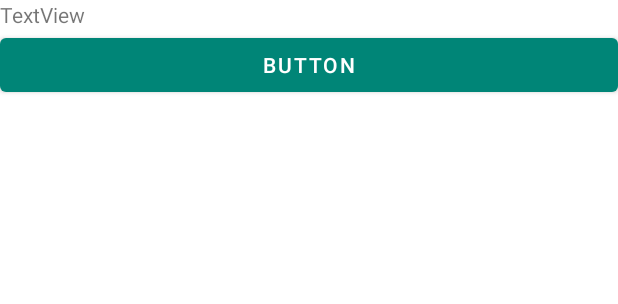
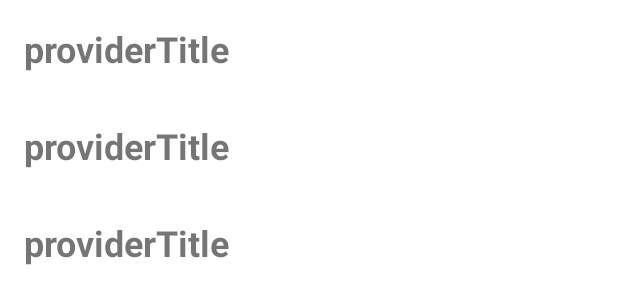
Before and after one commit to LuckyWins/BsLab-test, an Android app: the layout fragment_home.xml on its own in the app's theme, with its tools: preview values and no code run, on a phone screen of 412 x 824 dp. Shown: the top 304 px of the screen. Run offline under Robolectric (Android 15) with nearby library versions, the phone set to English and light mode, and no system bars.

Commit message:
Add HomeAdapter

```diff
--- a/app/src/main/res/layout/fragment_home.xml
+++ b/app/src/main/res/layout/fragment_home.xml
@@ -1,17 +1,14 @@
 <?xml version="1.0" encoding="utf-8"?>
 <LinearLayout xmlns:android="http://schemas.android.com/apk/res/android"
-    android:orientation="vertical" android:layout_width="match_parent"
+    xmlns:tools="http://schemas.android.com/tools"
+    android:orientation="vertical"
+    android:layout_width="match_parent"
     android:layout_height="match_parent">
 
-    <TextView
-        android:id="@+id/textView"
+    <androidx.recyclerview.widget.RecyclerView
+        android:id="@+id/providersRecyclerView"
         android:layout_width="match_parent"
-        android:layout_height="wrap_content"
-        android:text="TextView" />
+        android:layout_height="match_parent"
+        tools:listitem="@layout/list_item_home_provider"/>
 
-    <Button
-        android:id="@+id/btnOpenCard"
-        android:layout_width="match_parent"
-        android:layout_height="wrap_content"
-        android:text="Button" />
 </LinearLayout>
--- /dev/null
+++ b/app/src/main/res/layout/list_item_home_provider.xml
@@ -0,0 +1,18 @@
+<?xml version="1.0" encoding="utf-8"?>
+<LinearLayout xmlns:android="http://schemas.android.com/apk/res/android"
+    xmlns:tools="http://schemas.android.com/tools"
+    android:id="@+id/providerCard"
+    android:layout_width="match_parent"
+    android:layout_height="wrap_content"
+    android:padding="@dimen/padding_x2"
+    android:orientation="vertical">
+
+    <TextView
+        android:id="@+id/title"
+        android:layout_width="match_parent"
+        android:layout_height="wrap_content"
+        android:textStyle="bold"
+        android:textSize="@dimen/text_headline"
+        tools:text="providerTitle"/>
+
+</LinearLayout>
```
Also changed, not shown: app/src/main/java/ru/bslab/test/data/DataManager.kt (+7 -2 lines), app/src/main/java/ru/bslab/test/data/models/BsLabTestResponse.kt (+60 -1 lines), app/src/main/java/ru/bslab/test/data/remote/BsLabApi.kt (+1 -1 lines), app/src/main/java/ru/bslab/test/features/flow/home/HomeAdapter.kt (added, +47 -0 lines), app/src/main/java/ru/bslab/test/features/flow/home/HomeFragment.kt (+15 -2 lines), app/src/main/java/ru/bslab/test/features/flow/home/HomeMvpView.kt (+5 -0 lines), app/src/main/java/ru/bslab/test/features/flow/home/HomePresenter.kt (+27 -0 lines), app/src/main/res/values/dimens.xml (added, +21 -0 lines).
